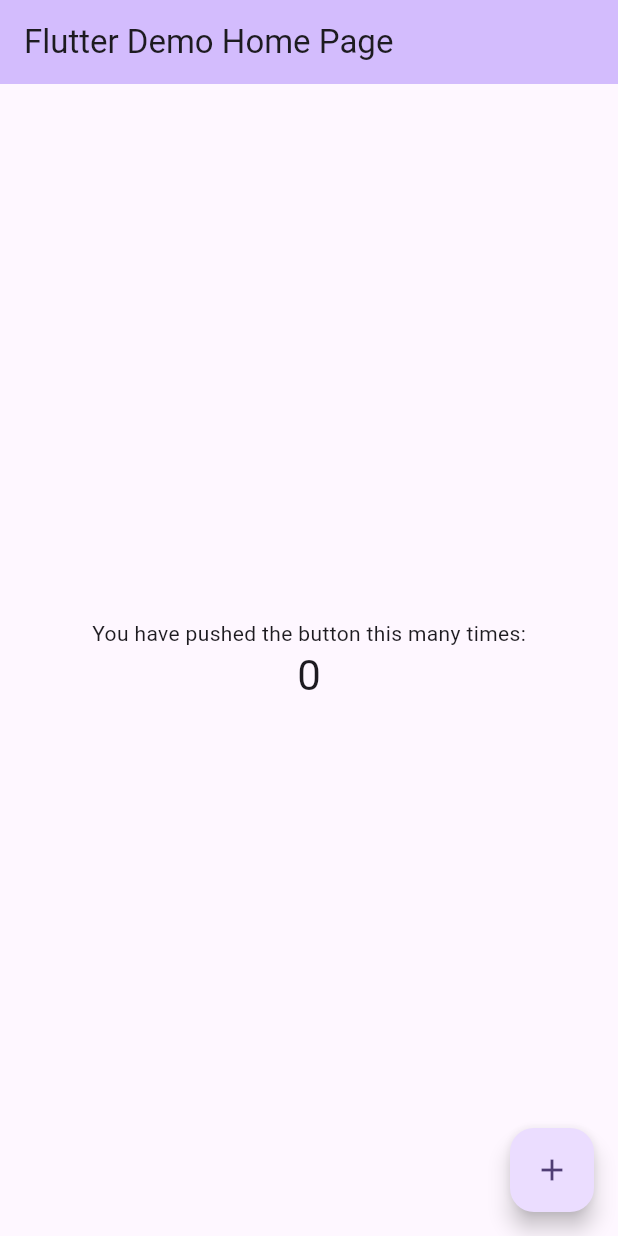
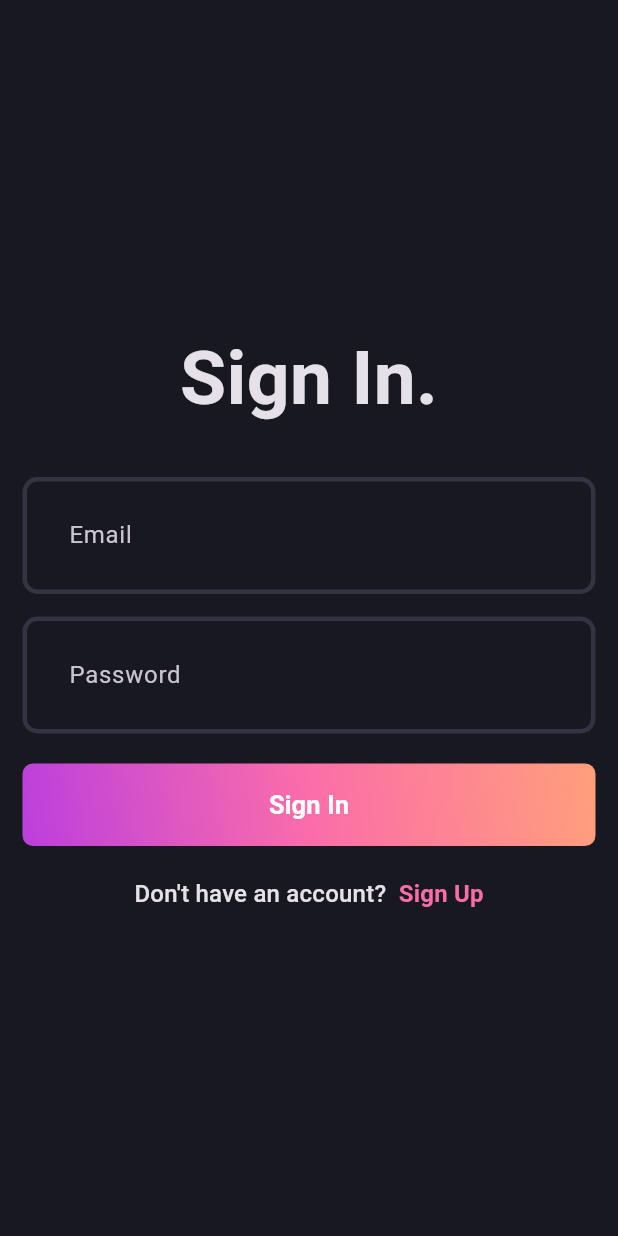
Before and after one commit to KhalidEddriouch/Flutter_blog_app, a Flutter app: the screen it shows after launch, on a phone screen of 412 x 824 dp. Run offline on Flutter 3.47's test engine with Material 3 defaults, Android fonts, the phone set to English and light mode, and no system bars; our stand-ins replace flutter_bloc, fpdart, supabase_flutter; accounts and stored records are empty.

Commit message:
new file:   .vscode/settings.json 	modified:   android/app/build.gradle.kts 	modified:   android/gradle/wrapper/gradle-wrapper.properties 	new file:   lib/core/error/faillures.dart 	new file:   lib/core/sectrets/app_secret.dart 	new file:   lib/core/theme/app_pallete.dart 	new file:   lib/core/theme/theme.dart 	new file:   lib/core/use_case/UseCase.dart 	new file:   lib/features/auth/data/datasources/auth_remote_data_source.dart 	new file:   lib/features/auth/data/repositories/auth_repository_impl.dart 	new file:   lib/features/auth/domain/repository/auth_repository.dart 	new file:   lib/features/auth/domain/use_cases/user_sign_up.dart 	new file:   lib/features/auth/presentation/bloc/auth_bloc.dart 	new file:   lib/features/auth/presentation/bloc/auth_event.dart 	new file:   lib/features/auth/presentation/bloc/auth_state.dart 	new file:   lib/features/auth/presentation/pages/login_page.dart 	new file:   lib/features/auth/presentation/pages/sighnup_page.dart 	deleted:    lib/features/auth/presentation/sighnup_page.dart 	new file:   lib/features/auth/presentation/widgets/auth_field.dart 	new file:   lib/features/auth/presentation/widgets/auth_gradient_buttom.dart 	modified:   lib/main.dart 	modified:   linux/flutter/generated_plugin_registrant.cc 	modified:   linux/flutter/generated_plugins.cmake 	modified:   macos/Flutter/GeneratedPluginRegistrant.swift 	modified:   pubspec.lock 	modified:   pubspec.yaml 	modified:   windows/flutter/generated_plugin_registrant.cc 	modified:   windows/flutter/generated_plugins.cmake

```diff
--- /dev/null
+++ b/lib/core/error/faillures.dart
@@ -0,0 +1,5 @@
+class Faillure {
+  final String  message;
+
+  Faillure([this.message = 'An unexpected error occurred.']);
+}
--- /dev/null
+++ b/lib/core/sectrets/app_secret.dart
@@ -0,0 +1,4 @@
+class SupabaseSecret{
+  static const supabaseUrl = 'https://cgkfcarnfiehlkrchfct.supabase.co';
+   static const supabaseAnonKey = 'eyJhbGciOiJIUzI1NiIsInR5cCI6IkpXVCJ9.eyJpc3MiOiJzdXBhYmFzZSIsInJlZiI6ImNna2ZjYXJuZmllaGxrcmNoZmN0Iiwicm9sZSI6ImFub24iLCJpYXQiOjE3NTE0Nzk2MzUsImV4cCI6MjA2NzA1NTYzNX0.VhgXIj1dt32UZxqv8InIMikEA5UVLWsxnXLntarWN9o';
+}
--- /dev/null
+++ b/lib/core/theme/app_pallete.dart
@@ -0,0 +1,13 @@
+import 'package:flutter/material.dart';
+
+class AppPallete {
+  static const Color backgroundColor = Color.fromRGBO(24, 24, 32, 1);
+  static const Color gradient1 = Color.fromRGBO(187, 63, 221, 1);
+  static const Color gradient2 = Color.fromRGBO(251, 109, 169, 1);
+  static const Color gradient3 = Color.fromRGBO(255, 159, 124, 1);
+  static const Color borderColor = Color.fromRGBO(52, 51, 67, 1);
+  static const Color whiteColor = Colors.white;
+  static const Color greyColor = Colors.grey;
+  static const Color errorColor = Colors.redAccent;
+  static const Color transparentColor = Colors.transparent;
+}
--- /dev/null
+++ b/lib/core/theme/theme.dart
@@ -0,0 +1,24 @@
+import 'package:blog_app/core/theme/app_pallete.dart';
+import 'package:flutter/material.dart';
+
+class AppTheme {
+  static  _border([Color color = AppPallete.borderColor]) =>  OutlineInputBorder(
+        borderSide: BorderSide(
+          color: color,
+          width: 3,
+        ),
+        borderRadius: BorderRadius.circular(10)
+      );
+
+  static final darkThemeMode = ThemeData.dark().copyWith(
+    scaffoldBackgroundColor: AppPallete.backgroundColor,
+    appBarTheme: const AppBarTheme(
+      backgroundColor: AppPallete.backgroundColor,
+    ),
+    inputDecorationTheme: InputDecorationTheme(
+      contentPadding: const EdgeInsets.all(27),
+      enabledBorder: _border(),
+      focusedBorder: _border(AppPallete.gradient2),
+    ),
+  );
+}
--- /dev/null
+++ b/lib/core/use_case/UseCase.dart
@@ -0,0 +1,6 @@
+import 'package:blog_app/core/error/faillures.dart';
+import 'package:fpdart/fpdart.dart';
+
+abstract interface class UseCase<SuccessType, Params> {
+  Future<Either<Faillure, SuccessType>> call(Params params);
+}
--- /dev/null
+++ b/lib/features/auth/data/datasources/auth_remote_data_source.dart
@@ -0,0 +1,51 @@
+import 'package:supabase_flutter/supabase_flutter.dart';
+
+abstract interface class AuthRemoteDataSource {
+  Future<String> signInWithEmailAndPassword({
+    required String email,
+    required String password,
+  });
+
+  Future<String> signUpWithEmailAndPassword({
+    required String email,
+    required String password,
+    required String name,
+  });
+}
+
+class AuthRemoteDataSourceImpl implements AuthRemoteDataSource {
+  final SupabaseClient supabaseClient;
+  AuthRemoteDataSourceImpl(this.supabaseClient);
+
+  @override
+  Future<String> signInWithEmailAndPassword({
+    required String email,
+    required String password,
+  }) async {
+    // Implement the actual API call here
+    throw UnimplementedError();
+  }
+
+  @override
+  Future<String> signUpWithEmailAndPassword({
+    required String email,
+    required String password,
+    required String name,
+  }) async {
+    try{
+      final response = await supabaseClient.auth.signUp(
+        password: password,
+        email: email,
+        data: {
+          'name': name,
+        },
+      );
+      if(response.user == null){
+        throw Exception('User not found');
+      }
+      return response.user!.id;
+    } catch(e) {
+      throw Exception('Sign up failed: $e');
+    }
+  }
+}
--- /dev/null
+++ b/lib/features/auth/data/repositories/auth_repository_impl.dart
@@ -0,0 +1,29 @@
+import 'package:blog_app/core/error/faillures.dart';
+import 'package:blog_app/features/auth/data/datasources/auth_remote_data_source.dart';
+import 'package:blog_app/features/auth/domain/repository/auth_repository.dart';
+import 'package:fpdart/fpdart.dart';
+
+class AuthRepositoryImpl implements AuthRepository {
+  final AuthRemoteDataSource authRemoteDataSource;
+  const AuthRepositoryImpl(this.authRemoteDataSource);
+  @override
+  Future<Either<Faillure, String>> SignInWithEmailPassword({required String email, required String password}) {
+    // TODO: implement SignInWithEmailPassword
+    throw UnimplementedError();
+  }
+
+  @override
+  Future<Either<Faillure, String>> SingUpWithEmailPassword({required String email, required String password, required String name}) async {
+    try{
+      final userId = await authRemoteDataSource.signUpWithEmailAndPassword(
+        email: email,
+        password: password,
+        name: name,
+      );
+      return Right(userId);
+    }catch(e){
+      return Left(Faillure('Sign up failed: $e'));
+    }
+  }
+
+}
--- /dev/null
+++ b/lib/features/auth/domain/repository/auth_repository.dart
@@ -0,0 +1,16 @@
+import 'package:blog_app/core/error/faillures.dart';
+import 'package:fpdart/fpdart.dart';
+
+abstract interface class AuthRepository {
+  // ignore: non_constant_identifier_names
+  Future<Either<Faillure, String>> SingUpWithEmailPassword({
+    required String email,
+    required String password,
+    required String name,
+  });
+  // ignore: non_constant_identifier_names
+  Future<Either<Faillure, String>> SignInWithEmailPassword({
+    required String email,
+    required String password,
+  });
+}
--- /dev/null
+++ b/lib/features/auth/domain/use_cases/user_sign_up.dart
@@ -0,0 +1,30 @@
+import 'package:blog_app/core/error/faillures.dart';
+import 'package:blog_app/core/use_case/UseCase.dart';
+import 'package:blog_app/features/auth/domain/repository/auth_repository.dart';
+import 'package:fpdart/fpdart.dart';
+
+class UserSignUp implements UseCase<String , UserSignUpParams> {
+  final AuthRepository  authRepository;
+  const UserSignUp(this.authRepository);
+  @override
+  Future<Either<Faillure, String>> call(UserSignUpParams params) async {
+    return await authRepository.SingUpWithEmailPassword(
+      email: params.email,
+      password: params.password,
+      name: params.name,
+    );
+  }
+
+}
+
+class UserSignUpParams {
+  final String email;
+  final String password;
+  final String name;
+
+  UserSignUpParams({
+    required this.email,
+    required this.password,
+    required this.name,
+  });
+}
--- /dev/null
+++ b/lib/features/auth/presentation/bloc/auth_event.dart
@@ -0,0 +1,12 @@
+part of 'auth_bloc.dart';
+
+@immutable
+sealed class AuthEvent {}
+
+final class AuthSignUp extends AuthEvent {
+  final String email;
+  final String password;
+  final String name;
+
+  AuthSignUp(this.name, {required this.email, required this.password});
+}
--- /dev/null
+++ b/lib/features/auth/presentation/pages/login_page.dart
@@ -0,0 +1,84 @@
+import 'package:blog_app/core/theme/app_pallete.dart';
+import 'package:blog_app/features/auth/presentation/pages/sighnup_page.dart';
+import 'package:blog_app/features/auth/presentation/widgets/auth_field.dart';
+import 'package:blog_app/features/auth/presentation/widgets/auth_gradient_buttom.dart';
+import 'package:flutter/material.dart';
+
+class LoginPage extends StatefulWidget {
+  const LoginPage({super.key});
+  static Route route() {
+    return MaterialPageRoute(
+      builder: (context) => const LoginPage(),
+    );
+  }
+
+  @override
+  State<LoginPage> createState() => _LoginPageState();
+}
+
+class _LoginPageState extends State<LoginPage> {
+  final emailController = TextEditingController();
+  final passwordController = TextEditingController();
+  final formKey =  GlobalKey<FormState>();
+
+@override
+  void dispose() {
+    emailController.dispose();
+    passwordController.dispose();
+    super.dispose();
+  }
+
+  @override
+  Widget build(BuildContext context) {
+    return Scaffold(
+      body: Padding(
+        padding: const EdgeInsets.all(15.0),
+        child: Form(
+          key: formKey,
+          child: Column(
+            mainAxisAlignment: MainAxisAlignment.center,
+            children: [
+              const Text(
+                'Sign In.',
+                  style: TextStyle(
+                    fontSize: 50,
+                    fontWeight: FontWeight.bold,
+                  )),
+              const SizedBox(height: 30,),
+              AuthField(hintText:'Email', controller: emailController),
+              const SizedBox(height: 15,),
+              AuthField(hintText:'Password', controller: passwordController, isPassword: true),
+              const SizedBox(height: 20,),
+              AuthGradientButton(
+                text: 'Sign In',
+                onPressed: () {},
+              ),
+              const SizedBox(height: 20,),
+              GestureDetector(
+                onTap: () {
+                  // Handle sign up navigation
+                  Navigator.push(context, SignUpPage.route());
+                },
+                child: RichText(
+                  text: TextSpan(
+                    text: 'Don\'t have an account? ',
+                    style: Theme.of(context).textTheme.titleMedium,
+                    children: [
+                      TextSpan(
+                        text: ' Sign Up',
+                        style: Theme.of(context).textTheme.titleMedium?.copyWith(
+                          color: AppPallete.gradient2,
+                          fontWeight: FontWeight.bold,
+                        ),
+                      ),
+                    ],
+                  ),
+                ),
+              )
+            ],
+          ),
+        ),
+      ),
+    );
+  }
+}
--- /dev/null
+++ b/lib/features/auth/presentation/widgets/auth_field.dart
@@ -0,0 +1,30 @@
+import 'package:flutter/material.dart';
+
+class AuthField extends StatelessWidget {
+  final String hintText;
+  final TextEditingController  controller;
+  final bool isPassword;
+  const AuthField({
+    super.key,
+    required this.hintText,
+    required this.controller,
+    this.isPassword = false,
+  });
+
+  @override
+  Widget build(BuildContext context) {
+    return TextFormField(
+      controller: controller,
+      decoration: InputDecoration(
+        hintText: hintText,
+      ),
+      validator: (value) {
+        if (value == null || value.isEmpty) {
+          return 'Please enter your $hintText';
+        }
+        return null;
+      },
+      obscureText: isPassword,
+    );
+  }
+}
--- /dev/null
+++ b/lib/features/auth/presentation/widgets/auth_gradient_buttom.dart
@@ -0,0 +1,39 @@
+import 'package:blog_app/core/theme/app_pallete.dart';
+import 'package:flutter/material.dart';
+
+class AuthGradientButton extends StatelessWidget {
+  final String text;
+  const AuthGradientButton({super.key , required this.text, required this.onPressed});
+  final VoidCallback onPressed;
+
+  @override
+  Widget build(BuildContext context) {
+    return Container(
+      decoration: BoxDecoration(
+        gradient: LinearGradient(
+          colors: [
+            AppPallete.gradient1,
+            AppPallete.gradient2,
+            AppPallete.gradient3,
+          ],
+          begin: Alignment.bottomLeft,
+          end: Alignment.topRight ,
+        ),
+        borderRadius: BorderRadius.circular(7),
+),
+      child: ElevatedButton(
+        onPressed : onPressed,
+        style: ElevatedButton.styleFrom(
+          fixedSize: Size(395, 55),
+          backgroundColor: Colors.transparent,
+          shadowColor: Colors.transparent,
+        ),
+        child: Text(text, style: const TextStyle(
+          fontSize: 17,
+          fontWeight: FontWeight.w600,
+          color: Colors.white,
+        ),),
+      ),
+    );
+  }
+}
--- a/lib/main.dart
+++ b/lib/main.dart
@@ -1,7 +1,28 @@
+import 'package:blog_app/core/sectrets/app_secret.dart';
+import 'package:blog_app/core/theme/theme.dart';
+import 'package:blog_app/features/auth/data/datasources/auth_remote_data_source.dart';
+import 'package:blog_app/features/auth/data/repositories/auth_repository_impl.dart';
+import 'package:blog_app/features/auth/domain/use_cases/user_sign_up.dart';
+import 'package:blog_app/features/auth/presentation/bloc/auth_bloc.dart';
+import 'package:blog_app/features/auth/presentation/pages/login_page.dart';
 import 'package:flutter/material.dart';
+import 'package:flutter_bloc/flutter_bloc.dart';
+import 'package:supabase_flutter/supabase_flutter.dart';
 
-void main() {
-  runApp(const MyApp());
+void main() async {
+  WidgetsFlutterBinding.ensureInitialized();
+  final supabase =  await Supabase.initialize(
+    url: SupabaseSecret.supabaseUrl,
+    anonKey: SupabaseSecret.supabaseAnonKey
+  );
+  runApp(MultiBlocProvider(
+    providers: [
+      BlocProvider(create: (_) => AuthBloc(
+        userSignUp: UserSignUp(AuthRepositoryImpl(AuthRemoteDataSourceImpl(supabase.client))),
+      )),
+    ],
+    child: const MyApp(),
+  ));
 }
 
 class MyApp extends StatelessWidget {
@@ -11,112 +32,10 @@ class MyApp extends StatelessWidget {
   @override
   Widget build(BuildContext context) {
     return MaterialApp(
-      title: 'Flutter Demo',
-      theme: ThemeData(
-        // This is the theme of your application.
-        //
-        // TRY THIS: Try running your application with "flutter run". You'll see
-        // the application has a purple toolbar. Then, without quitting the app,
-        // try changing the seedColor in the colorScheme below to Colors.green
-        // and then invoke "hot reload" (save your changes or press the "hot
-        // reload" button in a Flutter-supported IDE, or press "r" if you used
-        // the command line to start the app).
-        //
-        // Notice that the counter didn't reset back to zero; the application
-        // state is not lost during the reload. To reset the state, use hot
-        // restart instead.
-        //
-        // This works for code too, not just values: Most code changes can be
-        // tested with just a hot reload.
-        colorScheme: ColorScheme.fromSeed(seedColor: Colors.deepPurple),
-      ),
-      home: const MyHomePage(title: 'Flutter Demo Home Page'),
+      title: 'Blog App',
+      theme: AppTheme.darkThemeMode,
+      debugShowCheckedModeBanner: false,
+      home: LoginPage(),
     );
   }
 }
-
-class MyHomePage extends StatefulWidget {
-  const MyHomePage({super.key, required this.title});
-
-  // This widget is the home page of your application. It is stateful, meaning
-  // that it has a State object (defined below) that contains fields that affect
-  // how it looks.
-
-  // This class is the configuration for the state. It holds the values (in this
-  // case the title) provided by the parent (in this case the App widget) and
-  // used by the build method of the State. Fields in a Widget subclass are
-  // always marked "final".
-
-  final String title;
-
-  @override
-  State<MyHomePage> createState() => _MyHomePageState();
-}
-
-class _MyHomePageState extends State<MyHomePage> {
-  int _counter = 0;
-
-  void _incrementCounter() {
-    setState(() {
-      // This call to setState tells the Flutter framework that something has
-      // changed in this State, which causes it to rerun the build method below
-      // so that the display can reflect the updated values. If we changed
-      // _counter without calling setState(), then the build method would not be
-      // called again, and so nothing would appear to happen.
-      _counter++;
-    });
-  }
-
-  @override
-  Widget build(BuildContext context) {
-    // This method is rerun every time setState is called, for instance as done
-    // by the _incrementCounter method above.
-    //
-    // The Flutter framework has been optimized to make rerunning build methods
-    // fast, so that you can just rebuild anything that needs updating rather
-    // than having to individually change instances of widgets.
-    return Scaffold(
-      appBar: AppBar(
-        // TRY THIS: Try changing the color here to a specific color (to
-        // Colors.amber, perhaps?) and trigger a hot reload to see the AppBar
-        // change color while the other colors stay the same.
-        backgroundColor: Theme.of(context).colorScheme.inversePrimary,
-        // Here we take the value from the MyHomePage object that was created by
-        // the App.build method, and use it to set our appbar title.
-        title: Text(widget.title),
-      ),
-      body: Center(
-        // Center is a layout widget. It takes a single child and positions it
-        // in the middle of the parent.
-        child: Column(
-          // Column is also a layout widget. It takes a list of children and
-          // arranges them vertically. By default, it sizes itself to fit its
-          // children horizontally, and tries to be as tall as its parent.
-          //
-          // Column has various properties to control how it sizes itself and
-          // how it positions its children. Here we use mainAxisAlignment to
-          // center the children vertically; the main axis here is the vertical
-          // axis because Columns are vertical (the cross axis would be
-          // horizontal).
-          //
-          // TRY THIS: Invoke "debug painting" (choose the "Toggle Debug Paint"
-          // action in the IDE, or press "p" in the console), to see the
-          // wireframe for each widget.
-          mainAxisAlignment: MainAxisAlignment.center,
-          children: <Widget>[
-            const Text('You have pushed the button this many times:'),
-            Text(
-              '$_counter',
-              style: Theme.of(context).textTheme.headlineMedium,
-            ),
-          ],
-        ),
-      ),
-      floatingActionButton: FloatingActionButton(
-        onPressed: _incrementCounter,
-        tooltip: 'Increment',
-        child: const Icon(Icons.add),
-      ), // This trailing comma makes auto-formatting nicer for build methods.
-    );
-  }
-}
--- a/pubspec.yaml
+++ b/pubspec.yaml
@@ -34,6 +34,9 @@ dependencies:
   # The following adds the Cupertino Icons font to your application.
   # Use with the CupertinoIcons class for iOS style icons.
   cupertino_icons: ^1.0.8
+  fpdart: ^1.1.0
+  supabase_flutter: ^2.9.1
+  flutter_bloc: ^9.1.1
 
 dev_dependencies:
   flutter_test:
```
Also changed, not shown: lib/features/auth/presentation/bloc/auth_bloc.dart (added, +23 -0 lines), lib/features/auth/presentation/bloc/auth_state.dart (added, +21 -0 lines), lib/features/auth/presentation/pages/sighnup_page.dart (added, +99 -0 lines), lib/features/auth/presentation/sighnup_page.dart (deleted), pubspec.lock, 7 other files.
